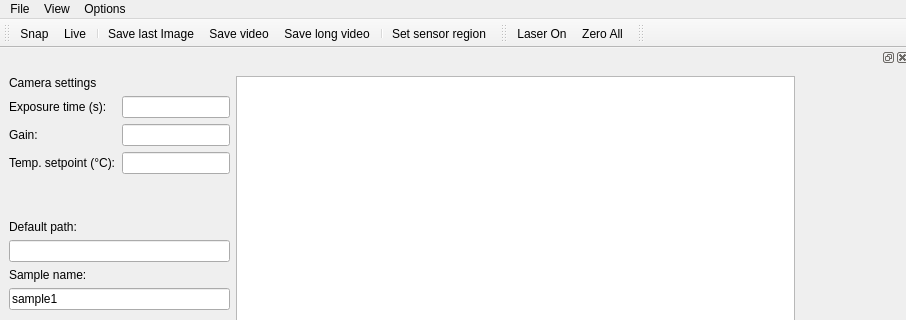
This is gui/fluorescence_microscopy/ui_basic.ui in fbarho/qudi-cbs as Qt 5 draws it before an edit; both pictures show x 0 to 906 and y 0 to 320 of the 1238 by 938 pixel window. The edited form follows.
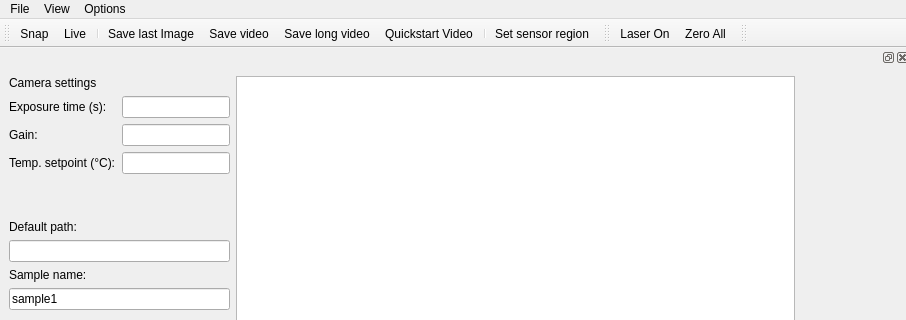
This is the edited form. Custom widgets are drawn as their Qt base class.

Commit message: added video quickstart button to basic gui

Diff of the .ui file:
```diff
--- a/gui/fluorescence_microscopy/ui_basic.ui
+++ b/gui/fluorescence_microscopy/ui_basic.ui
@@ -72,6 +72,7 @@
    <addaction name="save_last_image_Action"/>
    <addaction name="save_video_Action"/>
    <addaction name="spooling_Action"/>
+   <addaction name="video_quickstart_Action"/>
    <addaction name="separator"/>
    <addaction name="set_sensor_Action"/>
   </widget>
@@ -825,6 +826,11 @@
     <string>Rotate image 180deg</string>
    </property>
   </action>
+  <action name="video_quickstart_Action">
+   <property name="text">
+    <string>Quickstart Video</string>
+   </property>
+  </action>
  </widget>
  <customwidgets>
   <customwidget>
```
The commit also changes 2 other files.
